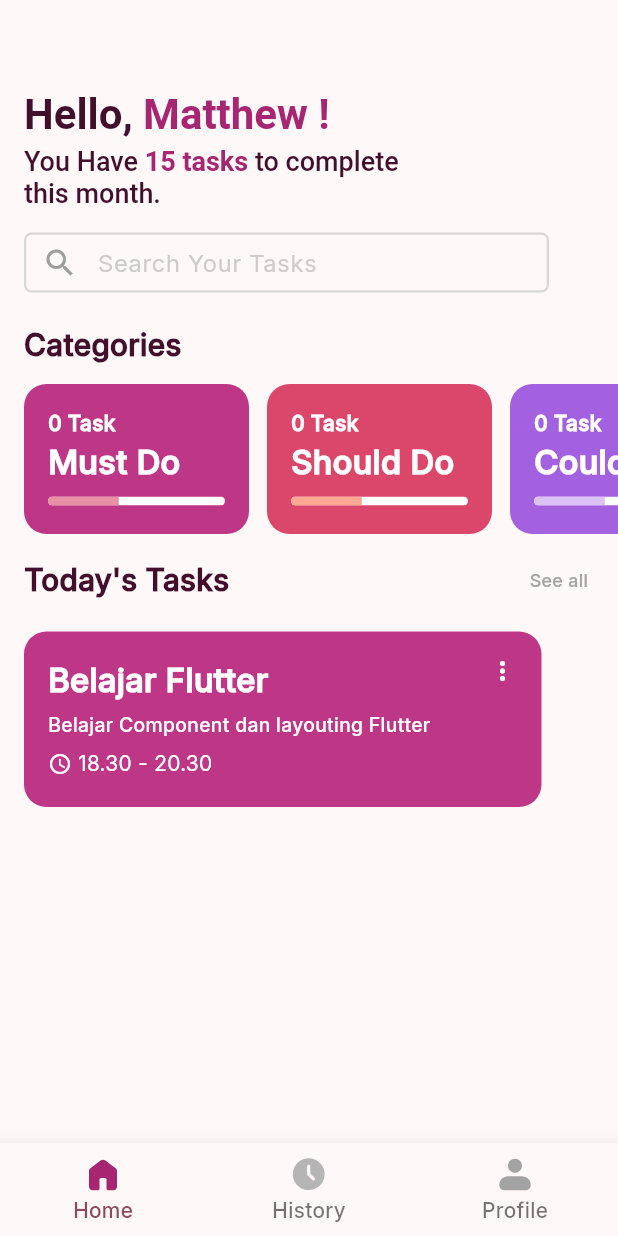
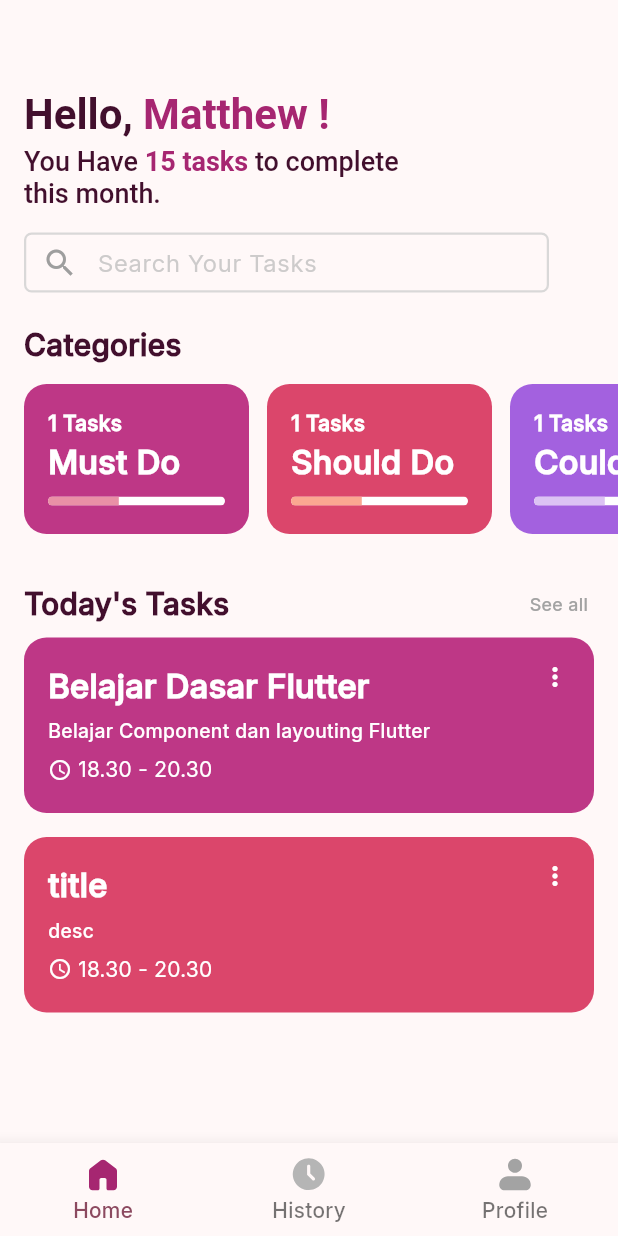
Before and after one commit to mmm-chd/ulangan1_11pplg2, a Flutter app: the screen it shows after launch, on a phone screen of 412 x 824 dp. Run offline on Flutter 3.47's test engine with Material 3 defaults, Android fonts, the phone set to English and light mode, and no system bars; our stand-ins replace easy_date_timeline, flutter_svg, get.

Commit message:
feat [SM] home controller

```diff
--- a/lib/bindings/home_binding.dart
+++ b/lib/bindings/home_binding.dart
@@ -1,9 +1,11 @@
 import 'package:get/get.dart';
 import 'package:ulangan1_11pplg2/controller/home_controller.dart';
+import 'package:ulangan1_11pplg2/data/data_todo.dart';
 
 class HomeBinding extends Bindings {
   @override
   void dependencies() {
     Get.lazyPut<HomeController>(() => HomeController());
+    Get.lazyPut<DataTodo>(() => DataTodo());
   }
 }
--- a/lib/controller/home_controller.dart
+++ b/lib/controller/home_controller.dart
@@ -1,5 +1,44 @@
+import 'dart:ui';
+
 import 'package:get/get.dart';
+import 'package:ulangan1_11pplg2/components/color/custom_color.dart';
+import 'package:ulangan1_11pplg2/data/data_todo.dart';
+import 'package:ulangan1_11pplg2/model/model.dart';
 
 class HomeController extends GetxController {
+  final DataTodo dataTodo = Get.find<DataTodo>();
 
+  Rx<DateTime> dateNow = DateTime.now().obs;
+  Color primaryColor = PriorityColor.primaryColor;
+  Color secondaryColor = PriorityColor.secondaryColor;
+  Color accentColor = PriorityColor.accentColor;
+
+  List<ToDoItem> get todayList {
+    return dataTodo.toDoItem
+        .where(
+          (item) =>
+              item.date.year == dateNow.value.year &&
+              item.date.month == dateNow.value.month &&
+              item.date.day == dateNow.value.day,
+        )
+        .toList();
+  }
+
+  int get taskQuantMust {
+    return dataTodo.toDoItem
+        .where((item) => item.priority == primaryColor)
+        .length;
+  }
+
+  int get taskQuantShould {
+    return dataTodo.toDoItem
+        .where((item) => item.priority == secondaryColor)
+        .length;
+  }
+
+  int get taskQuantCould {
+    return dataTodo.toDoItem
+        .where((item) => item.priority == accentColor)
+        .length;
+  }
 }
--- a/lib/data/data_todo.dart
+++ b/lib/data/data_todo.dart
@@ -3,7 +3,6 @@ import 'package:ulangan1_11pplg2/components/color/custom_color.dart';
 import 'package:ulangan1_11pplg2/model/model.dart';
 
 class DataTodo {
-
   DateFormat dateFormat = DateFormat.yM();
   DateFormat timeFormat = DateFormat();
 
@@ -32,5 +31,17 @@ class DataTodo {
           .toString(),
       priority: PriorityColor.secondaryColor,
     ),
+    ToDoItem(
+      title: 'title1',
+      desc: 'desc',
+      date: DateTime.now().add(Duration(days: 1)),
+      startTime: DateFormat(
+        'HH.mm',
+      ).format(DateTime.parse('2025-08-12 18:30:00')).toString(),
+      endTime: DateFormat('HH.mm')
+          .format(DateTime.parse('2025-08-12 18:30:00').add(Duration(hours: 2)))
+          .toString(),
+      priority: PriorityColor.accentColor,
+    ),
   ];
 }
--- a/lib/navbar/navbar_binding.dart
+++ b/lib/navbar/navbar_binding.dart
@@ -1,5 +1,6 @@
 import 'package:get/get.dart';
 import 'package:ulangan1_11pplg2/controller/home_controller.dart';
+import 'package:ulangan1_11pplg2/data/data_todo.dart';
 import 'package:ulangan1_11pplg2/navbar/navbar_controller.dart';
 import 'package:ulangan1_11pplg2/controller/profile_controller.dart';
 
@@ -9,5 +10,6 @@ class NavbarBinding extends Bindings {
     Get.lazyPut<NavbarController>(() => NavbarController(), fenix: true);
     Get.lazyPut<HomeController>(() => HomeController(), fenix: true);
     Get.lazyPut<ProfileController>(() => ProfileController(), fenix: true);
+    Get.lazyPut<DataTodo>(() => DataTodo());
   }
 }
--- a/lib/pages/home_page.dart
+++ b/lib/pages/home_page.dart
@@ -6,15 +6,18 @@ import 'package:ulangan1_11pplg2/components/widget/cardview_component.dart';
 import 'package:ulangan1_11pplg2/components/widget/customtext_component.dart';
 import 'package:ulangan1_11pplg2/components/widget/searchbar_component.dart';
 import 'package:ulangan1_11pplg2/components/widget/space_component.dart';
+import 'package:ulangan1_11pplg2/controller/home_controller.dart';
 
 class HomePage extends StatelessWidget {
-  const HomePage({super.key});
+  HomePage({super.key});
 
+  final HomeController homeController = Get.find<HomeController>();
 
   @override
   Widget build(BuildContext context) {
     return Scaffold(
-      body: Column(
+      body: SingleChildScrollView(
+        child: Column(
           crossAxisAlignment: CrossAxisAlignment.start,
           children: [
             SpacingComponent(height: 60),
@@ -111,7 +114,7 @@ class HomePage extends StatelessWidget {
                   CardviewComponent(
                     color: PriorityColor.primaryColor,
                     color2: SupportColor.mustdopb,
-                  task: "0 Task",
+                    task: "${homeController.taskQuantMust.toString()} Tasks",
                     title: "Must Do",
                   ),
 
@@ -120,7 +123,7 @@ class HomePage extends StatelessWidget {
                   CardviewComponent(
                     color: PriorityColor.secondaryColor,
                     color2: SupportColor.shoulddopb,
-                  task: "0 Task",
+                    task: "${homeController.taskQuantShould.toString()} Tasks",
                     title: "Should Do",
                   ),
 
@@ -129,7 +132,7 @@ class HomePage extends StatelessWidget {
                   CardviewComponent(
                     color: PriorityColor.accentColor,
                     color2: SupportColor.coulddopb,
-                  task: "0 Task",
+                    task: "${homeController.taskQuantCould.toString()} Tasks",
                     title: "Could Do",
                   ),
 
@@ -138,7 +141,7 @@ class HomePage extends StatelessWidget {
               ),
             ),
 
-          SpacingComponent(height: 16),
+            SpacingComponent(height: 32),
 
             Container(
               margin: EdgeInsets.symmetric(horizontal: 16),
@@ -171,17 +174,24 @@ class HomePage extends StatelessWidget {
                       ),
                     ],
                   ),
-                SpacingComponent(height: 12),
 
-                // ListView.builder(
-                //   itemCount: ,
-                //   itemBuilder: (context, index) {}),
-                CardTaskComponent(
-                  color: PriorityColor.primaryColor,
-                  title: "Belajar Flutter",
-                  desc: "Belajar Component dan layouting Flutter",
-                  startTime: "18.30",
-                  endTime: "20.30",
+                  Obx(
+                    () => ListView.builder(
+                      shrinkWrap: true,
+                      primary: false,
+                      itemCount: homeController.todayList.length,
+                      itemBuilder: (context, index) {
+                        return CardTaskComponent(
+                          color: homeController.todayList[index].priority,
+                          title: homeController.todayList[index].title,
+                          desc: homeController.todayList[index].desc,
+                          startTime: homeController.todayList[index].startTime
+                              .toString(),
+                          endTime: homeController.todayList[index].endTime
+                              .toString(),
+                        );
+                      },
+                    ),
                   ),
                 ],
               ),
@@ -243,6 +253,7 @@ class HomePage extends StatelessWidget {
             // )
           ],
         ),
+      ),
     );
   }
 }
--- a/lib/routes/app_pages.dart
+++ b/lib/routes/app_pages.dart
@@ -1,5 +1,6 @@
 import 'package:get/route_manager.dart';
 import 'package:ulangan1_11pplg2/bindings/add_task_binding.dart';
+import 'package:ulangan1_11pplg2/bindings/home_binding.dart';
 import 'package:ulangan1_11pplg2/bindings/list_task_binding.dart';
 import 'package:ulangan1_11pplg2/bindings/login_binding.dart';
 import 'package:ulangan1_11pplg2/navbar/navbar_binding.dart';
@@ -18,7 +19,11 @@ class AppPages {
       page: () => LoginPage(),
       binding: LoginBinding(),
     ),
-    GetPage(name: AppRoutes.homePage, page: () => HomePage()),
+    GetPage(
+      name: AppRoutes.homePage,
+      page: () => HomePage(),
+      binding: HomeBinding(),
+    ),
     GetPage(
       name: AppRoutes.navbarPage,
       page: () => NavbarPage(),
```
Lines whose indentation alone changed are shown as unchanged.
